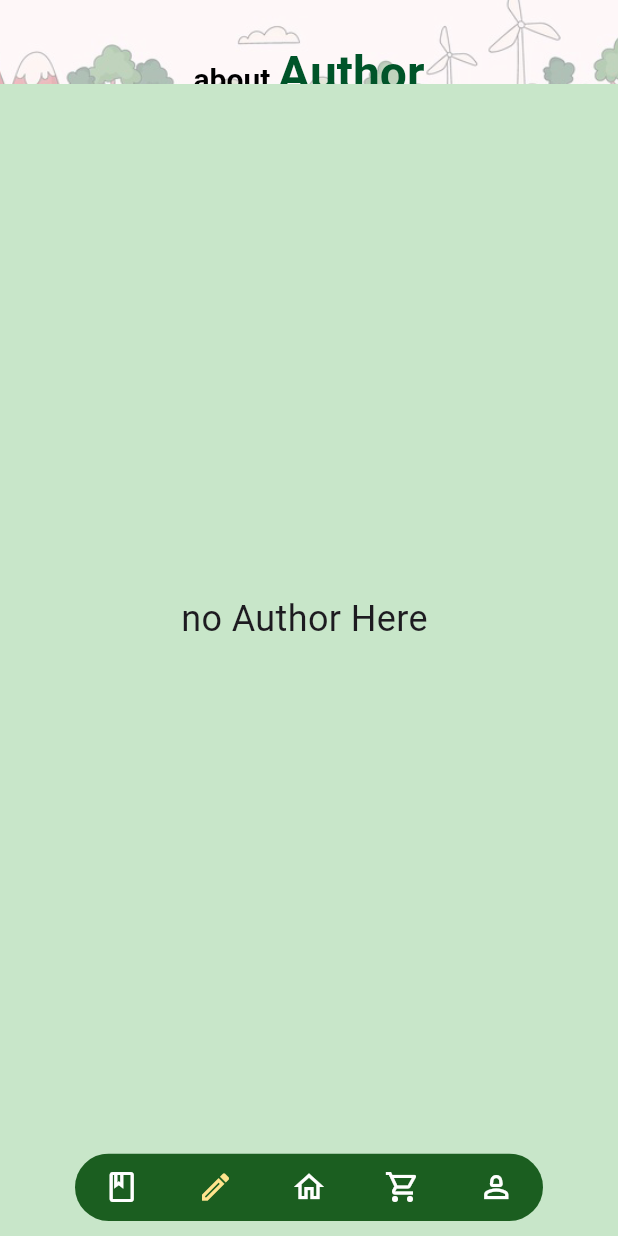
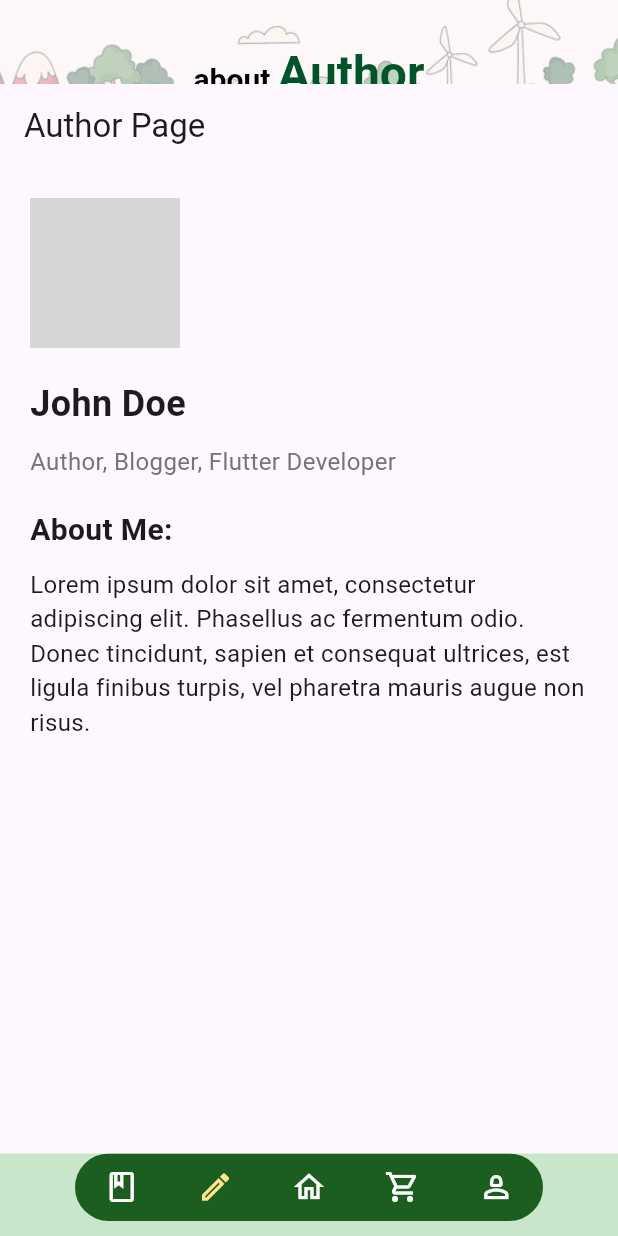
Before and after one commit to bhattarairajatraj/book_app, a Flutter app: the screen it shows after launch, item 2 of the bottom bar chosen, on a phone screen of 412 x 824 dp. Run offline on Flutter 3.47's test engine with Material 3 defaults, Android fonts, the phone set to English and light mode, and no system bars; Roboto replaces fonts that are missing (Poppins); grey boxes are pictures that could not be loaded.

Commit message:
author update

```diff
--- a/lib/author_page.dart
+++ b/lib/author_page.dart
@@ -1,13 +1,55 @@
 import 'package:flutter/material.dart';
 
 class AuthorPage extends StatelessWidget {
+  const AuthorPage({Key? key}) : super(key: key);
+
   @override
   Widget build(BuildContext context) {
-    return Center(
-        child: Text('no Author Here ',
-            style: TextStyle(
-              fontSize: 24,
-              fontFamily: "Poppins",
-            )));
+    return Scaffold(
+      appBar: AppBar(
+        title: Text('Author Page'),
+      ),
+      body: Padding(
+        padding: const EdgeInsets.all(20.0),
+        child: Column(
+          crossAxisAlignment: CrossAxisAlignment.start,
+          children: [
+            CircleAvatar(
+              radius: 50,
+              backgroundImage: AssetImage('assets/author_avatar.jpg'), // Change the image path as per your asset
+            ),
+            SizedBox(height: 20),
+            Text(
+              'John Doe',
+              style: TextStyle(
+                fontSize: 24,
+                fontWeight: FontWeight.bold,
+              ),
+            ),
+            SizedBox(height: 10),
+            Text(
+              'Author, Blogger, Flutter Developer',
+              style: TextStyle(
+                fontSize: 16,
+                color: Colors.grey[600],
+              ),
+            ),
+            SizedBox(height: 20),
+            Text(
+              'About Me:',
+              style: TextStyle(
+                fontSize: 20,
+                fontWeight: FontWeight.bold,
+              ),
+            ),
+            SizedBox(height: 10),
+            Text(
+              'Lorem ipsum dolor sit amet, consectetur adipiscing elit. Phasellus ac fermentum odio. Donec tincidunt, sapien et consequat ultrices, est ligula finibus turpis, vel pharetra mauris augue non risus.',
+              style: TextStyle(fontSize: 16),
+            ),
+          ],
+        ),
+      ),
+    );
   }
 }
```
